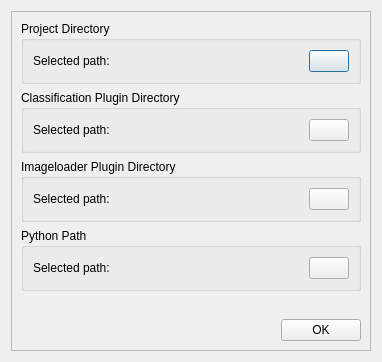
Before: the Qt Designer form view/configurationdialog.ui in Joensw/RCAIT, drawn with Qt 5.
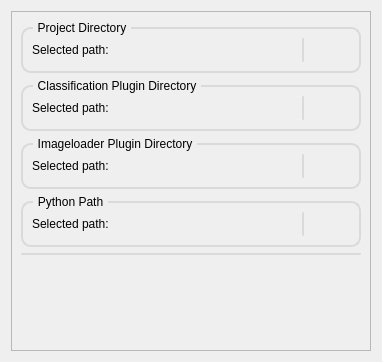
After: the same form once the commit is applied. Icons and pictures are not drawn.

What changed in the file:
```diff
--- a/view/configurationdialog.ui
+++ b/view/configurationdialog.ui
@@ -16,6 +16,148 @@
   <property name="windowTitle">
    <string>Configuration</string>
   </property>
+  <property name="styleSheet">
+   <string notr="true">QGroupBox {
+          border: 2px solid rgb(218,218,218);
+          border-radius: 10px;
+          margin-top: 6px;
+          }
+          QGroupBox::title {
+          subcontrol-origin: margin;
+          left: 12px;
+          padding: 0px 3px 0px 3px;
+          }
+
+          QScrollBar:horizontal
+          {
+          height: 15px;
+          margin: 3px 15px 3px 15px;
+          border: 1px transparent #2A2929;
+          border-radius: 4px;
+          background-color: #FAFAFA; /* white bg */
+          }
+
+          QScrollBar::handle:horizontal
+          {
+        background-color: #C2C2C2;      /* grey */
+        min-width: 5px;
+        border-radius: 4px;
+    }
+
+    QScrollBar::add-line:horizontal
+    {
+        margin: 0px 3px 0px 3px;
+        border-image: url(:/UISymbols/UI_Triangle_Right.svg);
+        width: 10px;
+        height: 10px;
+        subcontrol-position: right;
+        subcontrol-origin: margin;
+    }
+
+    QScrollBar::sub-line:horizontal
+    {
+        margin: 0px 3px 0px 3px;
+        border-image: url(:/UISymbols/UI_Triangle_Left.svg);
+        height: 10px;
+        width: 10px;
+        subcontrol-position: left;
+        subcontrol-origin: margin;
+    }
+
+    QScrollBar::add-line:horizontal:hover,QScrollBar::add-line:horizontal:on
+    {
+        border-image: url(:/UISymbols/UI_Triangle_Right.svg);
+        height: 10px;
+        width: 10px;
+        subcontrol-position: right;
+        subcontrol-origin: margin;
+    }
+
+
+    QScrollBar::sub-line:horizontal:hover, QScrollBar::sub-line:horizontal:on
+    {
+        border-image: url(:/UISymbols/UI_Triangle_Left.svg);
+        height: 10px;
+        width: 10px;
+        subcontrol-position: left;
+        subcontrol-origin: margin;
+    }
+
+    QScrollBar::up-arrow:horizontal, QScrollBar::down-arrow:horizontal
+    {
+        background: none;
+    }
+
+
+    QScrollBar::add-page:horizontal, QScrollBar::sub-page:horizontal
+    {
+        background: none;
+    }
+
+    QScrollBar:vertical
+    {
+        background-color: #FAFAFA;  /* white */
+        width: 15px;
+        margin: 15px 3px 15px 3px;
+        border: 1px transparent #2A2929;
+        border-radius: 4px;
+    }
+
+    QScrollBar::handle:vertical
+    {
+        background-color: #C2C2C2;         /* grey */
+        min-height: 5px;
+        border-radius: 4px;
+    }
+
+    QScrollBar::sub-line:vertical
+    {
+        margin: 3px 0px 3px 0px;
+        border-image: url(:/UISymbols/UI_Triangle_Top.svg);
+        height: 10px;
+        width: 10px;
+        subcontrol-position: top;
+        subcontrol-origin: margin;
+    }
+
+    QScrollBar::add-line:vertical
+    {
+        margin: 3px 0px 3px 0px;
+        border-image: url(:/UISymbols/UI_Triangle_Bottom.svg);
+        height: 10px;
+        width: 10px;
+        subcontrol-position: bottom;
+        subcontrol-origin: margin;
+    }
+
+    QScrollBar::sub-line:vertical:hover,QScrollBar::sub-line:vertical:on
+    {
+        border-image: url(:/UISymbols/UI_Triangle_Top.svg);
+        height: 10px;
+        width: 10px;
+        subcontrol-position: top;
+        subcontrol-origin: margin;
+    }
+
+    QScrollBar::add-line:vertical:hover, QScrollBar::add-line:vertical:on
+    {
+        border-image: url(:/UISymbols/UI_Triangle_Bottom.svg);
+        height: 10px;
+        width: 10px;
+        subcontrol-position: bottom;
+        subcontrol-origin: margin;
+    }
+
+    QScrollBar::up-arrow:vertical, QScrollBar::down-arrow:vertical
+    {
+        background: none;
+    }
+
+    QScrollBar::add-page:vertical, QScrollBar::sub-page:vertical
+    {
+        background: none;
+    }</string>
+  </property>
   <layout class="QGridLayout" name="gridLayout_6">
    <item row="0" column="0">
     <widget class="QFrame" name="frame">
@@ -33,19 +175,8 @@
           <property name="title">
            <string>Project Directory</string>
           </property>
-          <layout class="QGridLayout" name="gridLayout_2" columnstretch="1,0">
-           <item row="0" column="1">
-            <widget class="QPushButton" name="pushButton_projectDir">
-             <property name="text">
-              <string/>
-             </property>
-             <property name="icon">
-              <iconset resource="../Resources/UI_Icons.qrc">
-               <normaloff>:/UISymbols/UI_Folder_Icon.svg</normaloff>:/UISymbols/UI_Folder_Icon.svg</iconset>
-             </property>
-            </widget>
-           </item>
-           <item row="0" column="0">
+          <layout class="QHBoxLayout" name="horizontalLayout" stretch="1,0,0">
+           <item>
             <layout class="QVBoxLayout" name="verticalLayout_3">
              <item>
               <layout class="QHBoxLayout" name="horizontalLayout_9">
@@ -76,6 +207,34 @@
              </item>
             </layout>
            </item>
+           <item>
+            <widget class="Line" name="line_2">
+             <property name="styleSheet">
+              <string notr="true">    border: none;
+    background: rgb(218,218,218);
+    border-radius: 1px;
+    max-width: 2px;
+    min-width: 2px;</string>
+             </property>
+             <property name="orientation">
+              <enum>Qt::Vertical</enum>
+             </property>
+            </widget>
+           </item>
+           <item>
+            <widget class="QPushButton" name="pushButton_projectDir">
+             <property name="text">
+              <string/>
+             </property>
+             <property name="icon">
+              <iconset resource="../Resources/UI_Icons.qrc">
+               <normaloff>:/UISymbols/UI_Folder_Icon.svg</normaloff>:/UISymbols/UI_Folder_Icon.svg</iconset>
+             </property>
+             <property name="flat">
+              <bool>true</bool>
+             </property>
+            </widget>
+           </item>
           </layout>
          </widget>
         </item>
@@ -84,19 +243,8 @@
           <property name="title">
            <string>Classification Plugin Directory</string>
           </property>
-          <layout class="QGridLayout" name="gridLayout_3" columnstretch="1,0">
-           <item row="0" column="1">
-            <widget class="QPushButton" name="pushButton_classificationDir">
-             <property name="text">
-              <string/>
-             </property>
-             <property name="icon">
-              <iconset resource="../Resources/UI_Icons.qrc">
-               <normaloff>:/UISymbols/UI_Folder_Icon.svg</normaloff>:/UISymbols/UI_Folder_Icon.svg</iconset>
-             </property>
-            </widget>
-           </item>
-           <item row="0" column="0">
+          <layout class="QHBoxLayout" name="horizontalLayout_4" stretch="1,0,0">
+           <item>
             <layout class="QVBoxLayout" name="verticalLayout_2">
              <item>
               <layout class="QHBoxLayout" name="horizontalLayout_11">
@@ -127,6 +275,34 @@
              </item>
             </layout>
            </item>
+           <item>
+            <widget class="Line" name="line_3">
+             <property name="styleSheet">
+              <string notr="true">    border: none;
+    background: rgb(218,218,218);
+    border-radius: 1px;
+    max-width: 2px;
+    min-width: 2px;</string>
+             </property>
+             <property name="orientation">
+              <enum>Qt::Vertical</enum>
+             </property>
+            </widget>
+           </item>
+           <item>
+            <widget class="QPushButton" name="pushButton_classificationDir">
+             <property name="text">
+              <string/>
+             </property>
+             <property name="icon">
+              <iconset resource="../Resources/UI_Icons.qrc">
+               <normaloff>:/UISymbols/UI_Folder_Icon.svg</normaloff>:/UISymbols/UI_Folder_Icon.svg</iconset>
+             </property>
+             <property name="flat">
+              <bool>true</bool>
+             </property>
+            </widget>
+           </item>
           </layout>
          </widget>
         </item>
@@ -135,25 +311,8 @@
           <property name="title">
            <string>Imageloader Plugin Directory</string>
           </property>
-          <layout class="QGridLayout" name="gridLayout_4" columnstretch="1,0">
-           <item row="0" column="1">
-            <widget class="QPushButton" name="pushButton_imageLoaderDir">
-             <property name="sizePolicy">
-              <sizepolicy hsizetype="Fixed" vsizetype="Fixed">
-               <horstretch>0</horstretch>
-               <verstretch>0</verstretch>
-              </sizepolicy>
-             </property>
-             <property name="text">
-              <string/>
-             </property>
-             <property name="icon">
-              <iconset resource="../Resources/UI_Icons.qrc">
-               <normaloff>:/UISymbols/UI_Folder_Icon.svg</normaloff>:/UISymbols/UI_Folder_Icon.svg</iconset>
-             </property>
-            </widget>
-           </item>
-           <item row="0" column="0">
+          <layout class="QHBoxLayout" name="horizontalLayout_3" stretch="1,0,0">
+           <item>
             <layout class="QVBoxLayout" name="verticalLayout_5">
              <item>
               <layout class="QHBoxLayout" name="horizontalLayout_13">
@@ -184,6 +343,40 @@
              </item>
             </layout>
            </item>
+           <item>
+            <widget class="Line" name="line_4">
+             <property name="styleSheet">
+              <string notr="true">    border: none;
+    background: rgb(218,218,218);
+    border-radius: 1px;
+    max-width: 2px;
+    min-width: 2px;</string>
+             </property>
+             <property name="orientation">
+              <enum>Qt::Vertical</enum>
+             </property>
+            </widget>
+           </item>
+           <item>
+            <widget class="QPushButton" name="pushButton_imageLoaderDir">
+             <property name="sizePolicy">
+              <sizepolicy hsizetype="Fixed" vsizetype="Fixed">
+               <horstretch>0</horstretch>
+               <verstretch>0</verstretch>
+              </sizepolicy>
+             </property>
+             <property name="text">
+              <string/>
+             </property>
+             <property name="icon">
+              <iconset resource="../Resources/UI_Icons.qrc">
+               <normaloff>:/UISymbols/UI_Folder_Icon.svg</normaloff>:/UISymbols/UI_Folder_Icon.svg</iconset>
+             </property>
+             <property name="flat">
+              <bool>true</bool>
+             </property>
+            </widget>
+           </item>
           </layout>
          </widget>
         </item>
@@ -192,25 +385,8 @@
           <property name="title">
            <string>Python Path</string>
           </property>
-          <layout class="QGridLayout" name="gridLayout_5" columnstretch="1,0">
-           <item row="0" column="1">
-            <widget class="QPushButton" name="pushButton_pythonPath">
-             <property name="sizePolicy">
-              <sizepolicy hsizetype="Fixed" vsizetype="Fixed">
-               <horstretch>0</horstretch>
-               <verstretch>0</verstretch>
-              </sizepolicy>
-             </property>
-             <property name="text">
-              <string/>
-             </property>
-             <property name="icon">
-              <iconset resource="../Resources/UI_Icons.qrc">
-               <normaloff>:/UISymbols/UI_Folder_Icon.svg</normaloff>:/UISymbols/UI_Folder_Icon.svg</iconset>
-             </property>
-            </widget>
-           </item>
-           <item row="0" column="0">
+          <layout class="QHBoxLayout" name="horizontalLayout_2" stretch="1,0,0">
+           <item>
             <layout class="QVBoxLayout" name="verticalLayout_6">
              <item>
               <layout class="QHBoxLayout" name="horizontalLayout_14">
@@ -241,9 +417,63 @@
              </item>
             </layout>
            </item>
+           <item>
+            <widget class="Line" name="line_5">
+             <property name="styleSheet">
+              <string notr="true">    border: none;
+    background: rgb(218,218,218);
+    border-radius: 1px;
+    max-width: 2px;
+    min-width: 2px;</string>
+             </property>
+             <property name="orientation">
+              <enum>Qt::Vertical</enum>
+             </property>
+            </widget>
+           </item>
+           <item>
+            <widget class="QPushButton" name="pushButton_pythonPath">
+             <property name="sizePolicy">
+              <sizepolicy hsizetype="Fixed" vsizetype="Fixed">
+               <horstretch>0</horstretch>
+               <verstretch>0</verstretch>
+              </sizepolicy>
+             </property>
+             <property name="text">
+              <string/>
+             </property>
+             <property name="icon">
+              <iconset resource="../Resources/UI_Icons.qrc">
+               <normaloff>:/UISymbols/Python_Icon.svg</normaloff>:/UISymbols/Python_Icon.svg</iconset>
+             </property>
+             <property name="flat">
+              <bool>true</bool>
+             </property>
+            </widget>
+           </item>
           </layout>
          </widget>
         </item>
+        <item>
+         <widget class="Line" name="line">
+          <property name="sizePolicy">
+           <sizepolicy hsizetype="Minimum" vsizetype="Fixed">
+            <horstretch>0</horstretch>
+            <verstretch>0</verstretch>
+           </sizepolicy>
+          </property>
+          <property name="styleSheet">
+           <string notr="true">    border: none;
+    background: rgb(218,218,218);
+    border-radius: 1px;
+    max-height: 2px;
+    min-height: 2px;</string>
+          </property>
+          <property name="orientation">
+           <enum>Qt::Horizontal</enum>
+          </property>
+         </widget>
+        </item>
         <item>
          <widget class="QLabel" name="label_error">
           <property name="styleSheet">
@@ -271,8 +501,24 @@
           </item>
           <item>
            <widget class="QPushButton" name="pushButton_apply">
+            <property name="layoutDirection">
+             <enum>Qt::RightToLeft</enum>
+            </property>
             <property name="text">
-             <string>OK</string>
+             <string/>
+            </property>
+            <property name="icon">
+             <iconset resource="../Resources/UI_Icons.qrc">
+              <normaloff>:/UISymbols/UI_Save_Icon.svg</normaloff>:/UISymbols/UI_Save_Icon.svg</iconset>
+            </property>
+            <property name="iconSize">
+             <size>
+              <width>30</width>
+              <height>19</height>
+             </size>
+            </property>
+            <property name="flat">
+             <bool>true</bool>
             </property>
            </widget>
           </item>
```
